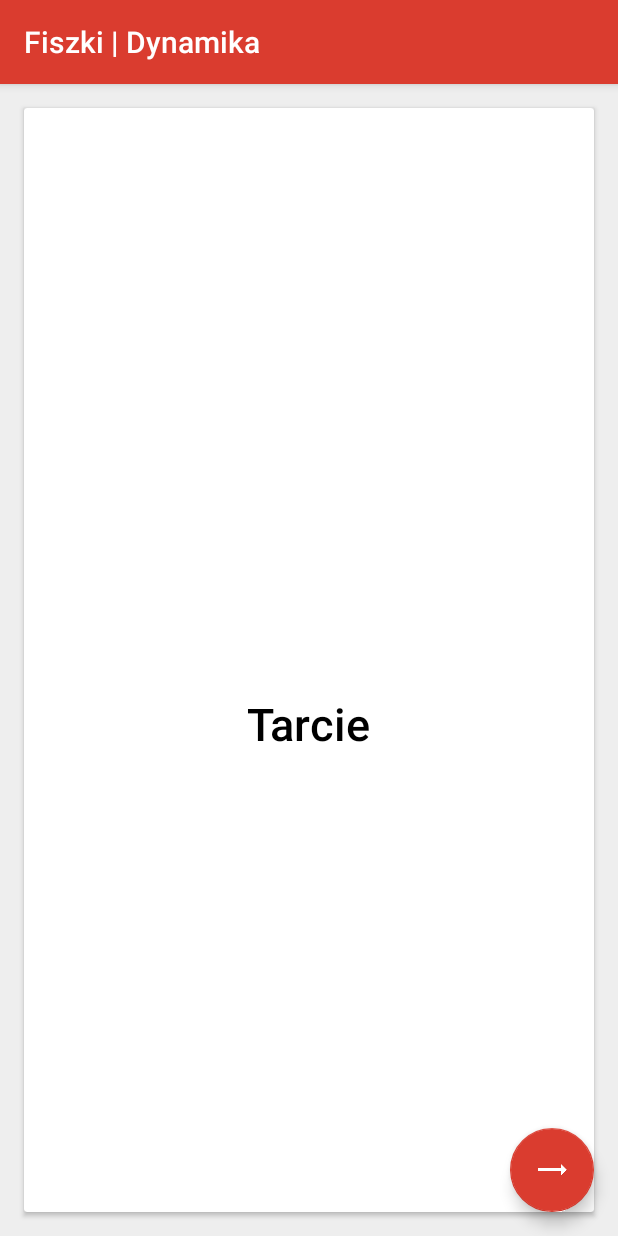
After one commit to jstarczewski/Fizykor2, an Android app: the FlashCardsActivity screen opened directly, with no data from a screen before it, on a phone screen of 412 x 824 dp. The commit adds this screen. Run offline under Robolectric (Android 15) with nearby library versions, the phone set to English and light mode, and no system bars.

Commit message:
Small changes in FlashCards pacakage files, integration with andorid InputStream

```diff
--- a/app/build.gradle
+++ b/app/build.gradle
@@ -1,7 +1,7 @@
 apply plugin: 'com.android.application'
 
 android {
-   compileSdkVersion 26
+    compileSdkVersion 26
     buildToolsVersion "26.0.2"
     defaultConfig {
         applicationId "com.clakestudio.pc.fizykor"
@@ -26,7 +26,7 @@ dependencies {
     compile 'com.android.support:appcompat-v7:24.2.1'
     compile 'com.android.support:design:24.2.1'
     compile 'com.github.clans:fab:1.6.2'
-    compile  'com.android.support:design:24.2.1'
+    compile 'com.android.support:design:24.2.1'
     compile 'com.google.firebase:firebase-ads:10.0.1'
     compile 'com.android.support:cardview-v7:24.2.1'
     compile 'com.android.support:recyclerview-v7:24.2.1'
--- /dev/null
+++ b/app/src/main/java/FlashCards/FlashCard.java
@@ -0,0 +1,49 @@
+package FlashCards;
+
+import android.os.Build;
+import android.support.annotation.RequiresApi;
+
+import java.util.Objects;
+
+public class FlashCard {
+
+    private String name;
+    private String answer;
+
+    public FlashCard(String name, String answer) {
+        this.answer = answer;
+        this.name = name;
+    }
+
+    public String getName() {
+        return this.name;
+    }
+    public String getAnswer() {
+        return this.answer;
+    }
+    public void setName(String name) {
+        this.name = name;
+    }
+
+    public void setAnswer(String answer) {
+        this.answer = answer;
+    }
+    @Override
+    public String toString() {
+        return "Nazwa " + name + " Odpowiedź " + answer;
+    }
+    @Override
+    public int hashCode() {
+        return super.hashCode();
+    }
+
+    @RequiresApi(api = Build.VERSION_CODES.KITKAT)
+    @Override
+    public boolean equals(Object o) {
+        if (this == o) return true;
+        if (o == null || getClass() != o.getClass()) return false;
+        FlashCard flashCard = (FlashCard) o;
+        return Objects.equals(name, flashCard.name) &&
+                Objects.equals(answer, flashCard.answer);
+    }
+}
--- /dev/null
+++ b/app/src/main/java/FlashCards/FlashCardsFormatter.java
@@ -0,0 +1,32 @@
+package FlashCards;
+
+import java.util.ArrayList;
+
+public class FlashCardsFormatter {
+
+    private int key;
+    private ArrayList<String> rawFlashCardsSet;
+    private FlashCardsSet flashCardsSet;
+
+    FlashCardsFormatter(ArrayList<String> rawFlashCardsSet) {
+        this.rawFlashCardsSet = rawFlashCardsSet;
+        key = rawFlashCardsSet.size();
+        this.flashCardsSet = new FlashCardsSet(key);
+    }
+
+    private FlashCardsSet formatRawFlashCardsSet(String regex) {
+        try {
+            for (int i = 0; i < key; i++) {
+                String[] flashCard = rawFlashCardsSet.get(i).split(regex) ;
+                flashCardsSet.add(i, flashCard[0], flashCard[1]);
+            }
+        } catch (ArrayIndexOutOfBoundsException e) {
+            System.err.println("Błąd w pliku wejściwoym");
+        }
+        return flashCardsSet;
+    }
+
+    public FlashCardsSet getFormattedFlashCardsSet(String regex) {
+        return formatRawFlashCardsSet(regex);
+    }
+}
--- /dev/null
+++ b/app/src/main/java/FlashCards/FlashCardsReader.java
@@ -0,0 +1,30 @@
+package FlashCards;
+
+import android.app.Activity;
+
+import java.io.BufferedReader;
+import java.io.File;
+import java.io.FileInputStream;
+import java.io.FileReader;
+import java.io.IOException;
+import java.io.InputStreamReader;
+import java.util.ArrayList;
+
+public class FlashCardsReader {
+
+    public static FlashCardsFormatter readPlainFlashCards(String path, Activity activity) {
+        ArrayList<String> rawFlashCards = new ArrayList<>();
+        try {
+            BufferedReader bufferedReader = new BufferedReader(new InputStreamReader(activity.getAssets().open(path)));
+            String rawFishCard;
+            while ((rawFishCard = bufferedReader.readLine()) != null) {
+                rawFlashCards.add(rawFishCard);
+            }
+        } catch (IOException e) {
+            System.err.println("Unable to read File");
+        }
+        return new FlashCardsFormatter(rawFlashCards);
+    }
+
+
+}
--- /dev/null
+++ b/app/src/main/java/FlashCards/FlashCardsSet.java
@@ -0,0 +1,28 @@
+package FlashCards;
+
+import java.util.HashMap;
+import java.util.Random;
+
+public class FlashCardsSet {
+
+    private HashMap<Integer, FlashCard> flashCardHashMap = new HashMap<>();
+    private int maxKey;
+    private Random random;
+
+    FlashCardsSet(int maxKey) {
+            this.maxKey = maxKey;
+            random = new Random();
+    }
+
+    public void add(int key ,String name, String answer) {
+        FlashCard flashCard = new FlashCard(name, answer);
+        flashCardHashMap.put(key, flashCard);
+    }
+    public FlashCard get(int key) {
+        return flashCardHashMap.get(key);
+    }
+    public FlashCard getRandomFlashCard() {
+        return flashCardHashMap.get(random.nextInt(maxKey+1));
+    }
+
+}
--- a/app/src/main/java/com/clakestudio/pc/fizykor/ActivityTest.java
+++ b/app/src/main/java/com/clakestudio/pc/fizykor/ActivityTest.java
@@ -92,7 +92,6 @@ public class ActivityTest extends AppCompatActivity implements GestureDetector.O
     protected void onCreate(Bundle savedInstanceState) {
         super.onCreate(savedInstanceState);
         setContentView(R.layout.activity_przyklad);
-        MobileAds.initialize(getApplicationContext(), "ca-app-pub-8124828420072466/9435660038");
         Toolbar myToolbar = (Toolbar) findViewById(R.id.my_toolbar);
         setSupportActionBar(myToolbar);
         myToolbar.setTitle("Fiszki Kinematyka");
--- /dev/null
+++ b/app/src/main/java/com/clakestudio/pc/fizykor/FlashCardsActivity.java
@@ -0,0 +1,31 @@
+package com.clakestudio.pc.fizykor;
+
+import android.app.FragmentManager;
+import android.app.FragmentTransaction;
+import android.support.v7.app.AppCompatActivity;
+import android.os.Bundle;
+import android.support.v7.widget.Toolbar;
+
+public class FlashCardsActivity extends AppCompatActivity {
+
+    FlashCardsFragment flashCardsFragment = new FlashCardsFragment();
+
+
+    @Override
+    protected void onCreate(Bundle savedInstanceState) {
+        super.onCreate(savedInstanceState);
+        setContentView(R.layout.activity_flash_cards);
+
+        Toolbar myToolbar = (Toolbar) findViewById(R.id.my_toolbar);
+
+        FragmentManager fragmentManager = getFragmentManager();
+        FragmentTransaction fragmentTransaction = fragmentManager.beginTransaction();
+
+        fragmentTransaction.add(R.id.fragment, flashCardsFragment);
+        fragmentTransaction.commit();
+        myToolbar.setTitle("Fiszki | Dynamika");
+
+
+
+    }
+}
--- /dev/null
+++ b/app/src/main/java/com/clakestudio/pc/fizykor/FlashCardsFragment.java
@@ -0,0 +1,98 @@
+package com.clakestudio.pc.fizykor;
+
+import android.app.Fragment;
+import android.content.Context;
+import android.os.Build;
+import android.os.Bundle;
+import android.support.annotation.Nullable;
+import android.view.LayoutInflater;
+import android.view.View;
+import android.view.ViewGroup;
+import android.webkit.WebSettings;
+import android.webkit.WebView;
+import android.widget.TextView;
+
+import java.util.Random;
+
+import FlashCards.FlashCard;
+import FlashCards.FlashCardsFormatter;
+import FlashCards.FlashCardsReader;
+import FlashCards.FlashCardsSet;
+
+/**
+ * Created by Jan on 7/20/2018.
+ */
+
+public class FlashCardsFragment extends Fragment {
+
+
+    Random jan = new Random();
+
+
+    Context context;
+    int liczba;
+
+    @Nullable
+    @Override
+    public View onCreateView(LayoutInflater inflater, @Nullable ViewGroup container, @Nullable Bundle savedInstanceState) {
+        View view = inflater.inflate(R.layout.fragment_flash_cards, container, false);
+
+        context = container.getContext();
+
+        return view;
+    }
+    public void widzialnosc() {
+        final WebView webViewFiszki = (WebView) getView().findViewById(R.id.webView563);
+        if (webViewFiszki.getVisibility() == View.INVISIBLE) {
+            webViewFiszki.setVisibility(View.VISIBLE);
+        }
+    }
+
+    public void onStart () {
+        super.onStart();
+
+        FlashCardsFormatter flashCardsFormatter = FlashCardsReader.readPlainFlashCards("dynamika_mat.txt", getActivity());
+        FlashCardsSet flashCardsSet = flashCardsFormatter.getFormattedFlashCardsSet("\\s@\\s");
+        FlashCard flashCard = flashCardsSet.getRandomFlashCard();
+
+        String Fiszka = "";
+        TextView textViewDwa = (TextView)getView().findViewById(R.id.textView7);
+        textViewDwa.setText(flashCard.getName());
+        WebView webViewFiszki = (WebView)getView().findViewById(R.id.webView563);
+        WebSettings webSettings2 = webViewFiszki.getSettings();
+        int dpi = getResources().getDisplayMetrics().densityDpi;
+        if (liczba == 2) {
+            if (dpi > 500) {webViewFiszki.setInitialScale(500);}
+            else if (dpi > 400) { webViewFiszki.setInitialScale(400);}
+            else if (dpi > 300) { webViewFiszki.setInitialScale(300);}
+            else if (dpi > 200) { webViewFiszki.setInitialScale(200);}
+        }
+        else {
+            if (dpi > 500) {webViewFiszki.setInitialScale(600);}
+            else if (dpi > 400) { webViewFiszki.setInitialScale(500);}
+            else if (dpi > 300) { webViewFiszki.setInitialScale(400);}
+            else if (dpi > 200) { webViewFiszki.setInitialScale(300);}
+        }
+        webSettings2.setBuiltInZoomControls(true);
+        webSettings2.setDisplayZoomControls(false);
+        webSettings2.setJavaScriptEnabled(true);
+
+        if (Build.VERSION.SDK_INT >= 11) {
+            webViewFiszki.setLayerType(View.LAYER_TYPE_SOFTWARE, null);
+        }
+        String path = "file:///android_asset/";
+        String fiszka = "<html><head>"
+                + "<link rel='stylesheet' href='" + path + "jqmath-0.4.3.css'>"
+                + "<script src='" + path + "jquery-1.4.3.min.js'></script>"
+                + "<script src='" + path + "jqmath-etc-0.4.5.min.js'></script>"
+                + "</head><body>"
+                + "<script>var s = "+flashCard.getAnswer()+";M.parseMath(s);document.body.style.fontSize = \"13pt\";document.body.style.textAlign = \"center\";document.write(s);</script></body>";
+
+
+        webViewFiszki.loadDataWithBaseURL("file:///android_asset/", fiszka, "text/html", "UTF-8", null);
+
+    }
+
+
+
+}
--- a/app/src/main/java/com/clakestudio/pc/fizykor/KinematykaActivity.java
+++ b/app/src/main/java/com/clakestudio/pc/fizykor/KinematykaActivity.java
@@ -270,7 +270,7 @@ public class KinematykaActivity extends AppCompatActivity implements NavigationV
             startActivity(FiszkiDynamo);
 
         } else if (sprawdzenieMat == 123) {
-            Intent FiszkiDynamo = new Intent(this, ActivityTest.class);
+            Intent FiszkiDynamo = new Intent(this, FlashCardsActivity   .class);
             FiszkiDynamo.putExtra("liczba", 22);
             materialDesignFAM.close(true);
             startActivity(FiszkiDynamo);
--- /dev/null
+++ b/app/src/main/res/layout/activity_flash_cards.xml
@@ -0,0 +1,52 @@
+<?xml version="1.0" encoding="utf-8"?>
+<android.support.design.widget.CoordinatorLayout xmlns:android="http://schemas.android.com/apk/res/android"
+    xmlns:app="http://schemas.android.com/apk/res-auto"
+    xmlns:tools="http://schemas.android.com/tools"
+    android:layout_width="match_parent"
+    android:layout_height="match_parent"
+    android:id="@+id/przykladLayout"
+    android:background="#ffffff"
+    android:fitsSystemWindows="true"
+    tools:context="com.clakestudio.pc.fizykor.FlashCardsActivity">
+
+
+
+    <LinearLayout
+        android:id="@+id/fragment"
+        android:orientation="vertical"
+        android:layout_width="fill_parent"
+        android:layout_height="fill_parent">
+
+        <android.support.v7.widget.Toolbar
+            android:id="@+id/my_toolbar"
+            android:layout_width="match_parent"
+            android:titleTextColor="#FFFFFF"
+            android:textAlignment="center"
+            android:gravity="center"
+            android:layout_height="?attr/actionBarSize"
+            android:background="?attr/colorAccent"
+            android:elevation="4dp"
+            android:theme="@style/ThemeOverlay.AppCompat.Dark.ActionBar"
+            app:popupTheme="@style/ThemeOverlay.AppCompat.Light"/>
+
+
+    </LinearLayout>
+
+
+
+    <android.support.design.widget.FloatingActionButton
+        android:id="@+id/fab"
+        android:layout_width="69dp"
+        android:layout_height="wrap_content"
+        android:layout_gravity="bottom|end"
+        android:layout_marginBottom="11dp"
+        android:layout_marginLeft="11dp"
+        android:layout_marginRight="11dp"
+        android:layout_margin="@dimen/fab_margin"
+        app:fabSize="normal"
+        android:src="@drawable/ic_trending_flat_white_24dp" />
+
+
+
+
+</android.support.design.widget.CoordinatorLayout>
--- /dev/null
+++ b/app/src/main/res/layout/fragment_flash_cards.xml
@@ -0,0 +1,58 @@
+<?xml version="1.0" encoding="utf-8"?>
+<LinearLayout xmlns:android="http://schemas.android.com/apk/res/android"
+    xmlns:app="http://schemas.android.com/apk/res-auto"
+
+    android:orientation="vertical"
+    android:layout_width="match_parent"
+    android:layout_height="match_parent"
+    android:id="@+id/fragment"
+    android:background="#eeeeee">
+
+    <android.support.v7.widget.CardView
+        android:layout_width="match_parent"
+        android:layout_height="match_parent"
+        android:layout_margin="16dp">
+
+        <LinearLayout
+            android:layout_width="match_parent"
+            android:layout_height="match_parent"
+            android:orientation="vertical"
+            android:weightSum="25">
+
+
+
+            <WebView
+                android:layout_marginTop="50sp"
+                android:layout_width="wrap_content"
+                android:layout_height="wrap_content"
+                android:visibility="invisible"
+                android:layout_gravity="center|top"
+                android:background="#da3c2f"
+                android:id="@+id/webView563"
+                android:layout_weight="9"
+                android:layout_marginBottom="10dp" />
+
+            <TextView
+                android:text="Znalazłeś błąd"
+                android:visibility="visible"
+                android:layout_gravity="center"
+                android:layout_width="wrap_content"
+                android:gravity="center"
+                android:layout_marginStart="5sp"
+                android:layout_marginLeft="5sp"
+                android:layout_marginEnd="5sp"
+                android:layout_marginRight="5sp"
+                android:layout_weight="8"
+                android:textColor="#000000"
+                android:fontFamily="sans-serif-medium"
+                android:textSize="30dp"
+                android:id="@+id/textView7"
+                android:layout_height="wrap_content" />
+
+        </LinearLayout>
+
+
+    </android.support.v7.widget.CardView>
+
+
+</LinearLayout>
```
Also changed, not shown: app/src/main/AndroidManifest.xml (+12 -12 lines), app/src/main/assets/dynamika_mat.txt (added, +10 -0 lines).
